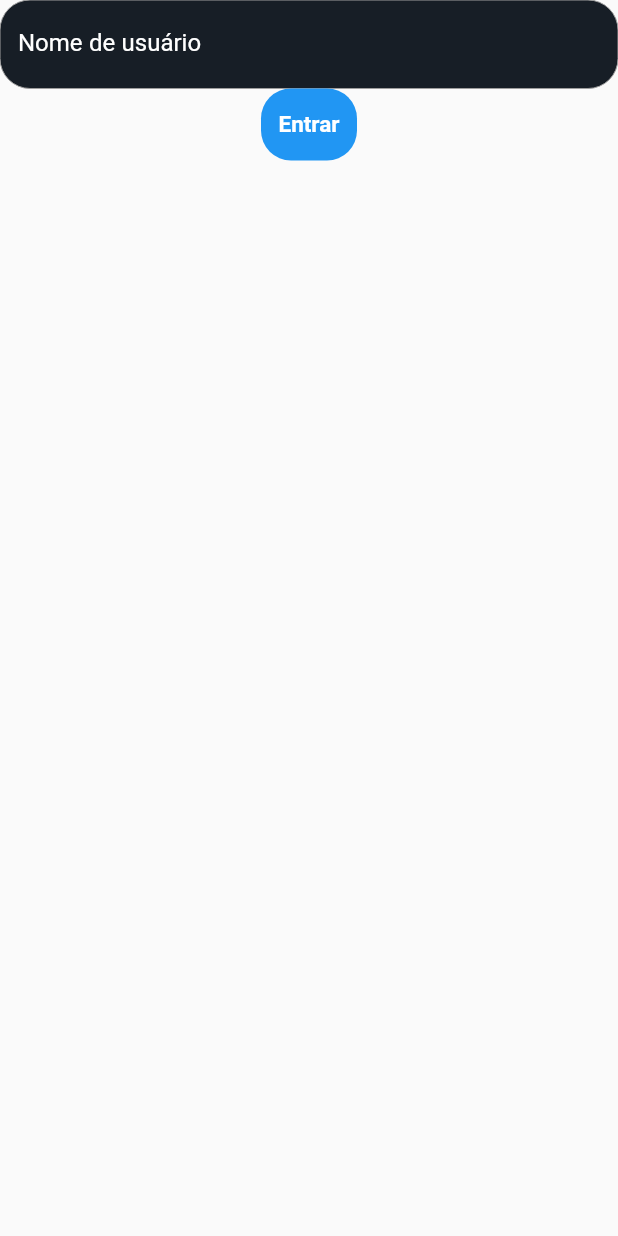
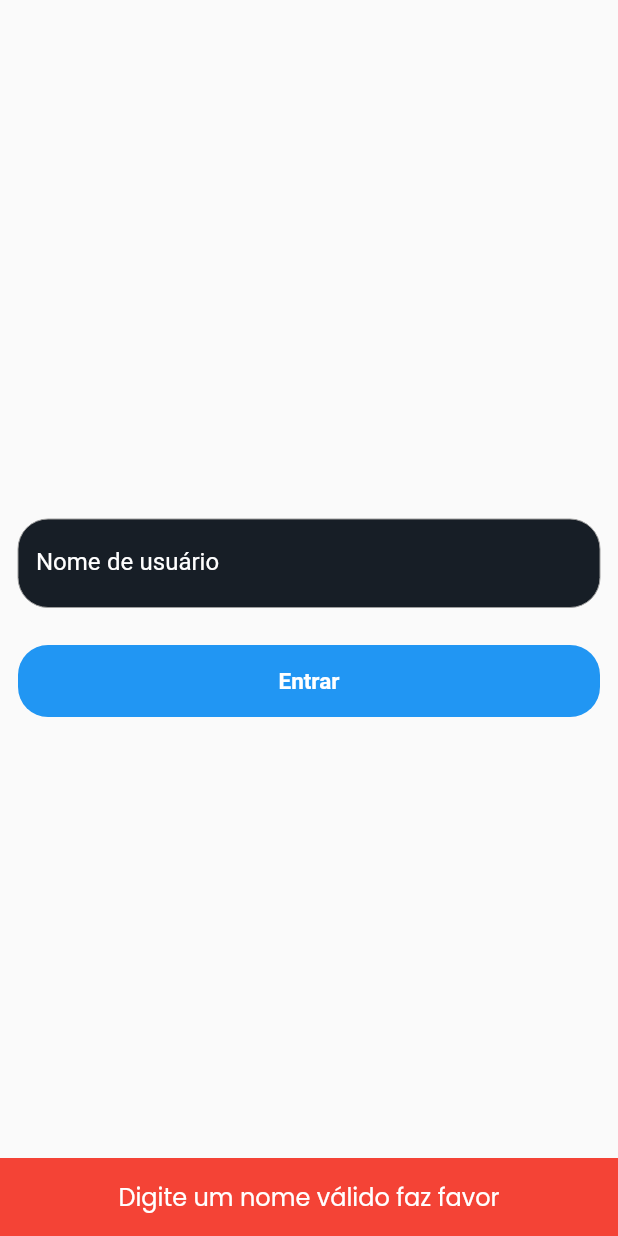
Before and after one commit to manelzada/zap_2, a Flutter app: the InitialPage screen opened by its route, after a tap on "Entrar", on a phone screen of 412 x 824 dp. Run offline on Flutter 3.47's test engine with Material 2 defaults, Android fonts, the phone set to English and light mode, and no system bars; our stand-ins replace flutter_mobx, flutter_modular, google_fonts, mobx, socket_io_client; generated files the repository leaves out were written again; network calls fail.

Commit message:
Mudanças

```diff
--- /dev/null
+++ b/lib/app/domain/constants/prod.dart
@@ -0,0 +1 @@
+const bool prod = false;
--- /dev/null
+++ b/lib/app/domain/functions/validate_name.dart
@@ -0,0 +1,7 @@
+String? validateName(String name) {
+  if (name.length > 3) {
+    return null;
+  } else {
+    return 'Digite um nome válido';
+  }
+}
--- /dev/null
+++ b/lib/app/presentation/components/snack_bar_error.dart
@@ -0,0 +1,19 @@
+import 'package:flutter/material.dart';
+
+void showSnackbarError(String message, BuildContext context) {
+  ScaffoldMessenger.of(context)
+    ..removeCurrentSnackBar()
+    ..showSnackBar(
+      SnackBar(
+        backgroundColor: Colors.red,
+        content: Text(
+          message,
+          textAlign: TextAlign.center,
+          style: Theme.of(context)
+              .textTheme
+              .subtitle1!
+              .copyWith(color: Colors.white),
+        ),
+      ),
+    );
+}
--- a/lib/app/presentation/initial/initial_page.dart
+++ b/lib/app/presentation/initial/initial_page.dart
@@ -1,8 +1,12 @@
 import 'package:flutter/material.dart';
 import 'package:flutter_modular/flutter_modular.dart';
+import 'package:flutter_mobx/flutter_mobx.dart';
 import 'package:zap_2/app/application/initial/initial_page_store.dart';
+import 'package:zap_2/app/domain/functions/validate_name.dart';
 import 'package:zap_2/app/presentation/components/custom_button_component.dart';
 import 'package:zap_2/app/presentation/components/custom_text_formfield_component.dart';
+import 'package:zap_2/app/presentation/components/snack_bar_error.dart';
+import 'package:zap_2/app/presentation/components/snack_bar_success.dart';
 
 class InitialPage extends StatefulWidget {
   const InitialPage({Key? key}) : super(key: key);
@@ -16,24 +20,44 @@ class _InitialPageState extends ModularState<InitialPage, InitialPageStore> {
   @override
   Widget build(BuildContext context) {
     return Scaffold(
-      body: Column(
+      body: Padding(
+        padding: const EdgeInsets.all(12),
+        child: Column(
+          mainAxisAlignment: MainAxisAlignment.center,
+          crossAxisAlignment: CrossAxisAlignment.stretch,
           children: [
-          CustomTextFormFieldComponent(
+            Observer(builder: (_) {
+              return CustomTextFormFieldComponent(
                 label: 'Nome de usuário',
                 textInputType: TextInputType.name,
                 textEditingController: _nameEditingController,
                 onChange: (value) => controller.changeErrorName(null),
-          ),
+              );
+            }),
+            const SizedBox(height: 25),
             CustomButtonComponent(
               label: 'Entrar',
               onPressed: _entrar,
             )
           ],
         ),
+      ),
     );
   }
 
   void _entrar() {
     String name = _nameEditingController.text;
+    if (_validate(name: name)) {
+      showSnackbarSucess('Dale, entrosa aí faz favor', context);
+      Navigator.pushNamed(context, '/loading', arguments: name);
+    } else {
+      showSnackbarError('Digite um nome válido faz favor', context);
     }
   }
+
+  bool _validate({required String name}) {
+    var responseName = validateName(name);
+    controller.changeErrorName(responseName);
+    return responseName == null;
+  }
+}
--- a/pubspec.yaml
+++ b/pubspec.yaml
@@ -37,8 +37,8 @@ dependencies:
   flutter_modular: ^4.5.0
   google_fonts: ^2.3.1
   flutter_mobx: ^2.0.4
-  flutter_socket_io: ^0.6.0
-  scoped_model: ^1.1.0
+  socket_io_client: ^1.0.2
+  chat_bubbles: ^1.2.0
 
 dev_dependencies:
   flutter_test:
```
Also changed, not shown: lib/app/app_module.dart (+12 -2 lines), lib/app/domain/constants/k_api_url.dart (+6 -1 lines), lib/app/domain/entities/chat.dart (deleted, +0 -19 lines), lib/app/domain/entities/chat_model.dart (added, +28 -0 lines), lib/app/domain/entities/message.dart (+3 -4 lines), lib/app/presentation/components/chat_bubble.dart (added, +59 -0 lines), lib/app/presentation/components/snack_bar_success.dart (added, +19 -0 lines), lib/app/presentation/home/home_page.dart (+142 -2 lines), lib/app/presentation/loading/loading.dart (added, +37 -0 lines), pubspec.lock, 1 other file. Lines whose indentation alone changed are shown as unchanged.
